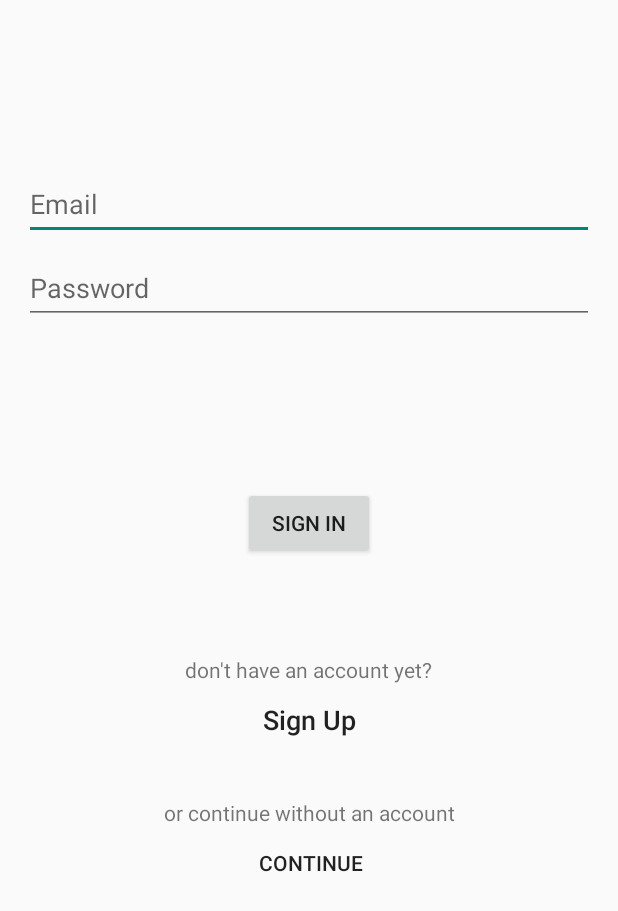
After one commit to yarrou/ControllerForTelegramBot, an Android app: the LoginActivity screen opened directly, with no data from a screen before it, on a phone screen of 412 x 824 dp. The commit adds this screen. Shown: the top 911 px of the screen. Run offline under Robolectric (Android 15) with nearby library versions, the phone set to English and light mode, and no system bars.

Commit message:
added a new LoginActivity activity and a layout to it, redesigned the behavior of the application taking into account the implementation of authorization on the server

```diff
--- a/app/src/main/AndroidManifest.xml
+++ b/app/src/main/AndroidManifest.xml
@@ -16,6 +16,9 @@
         android:testOnly="false"
         android:theme="@style/Theme.ControllerForTelegramBot"
         android:usesCleartextTraffic="true">
+        <activity
+            android:name=".ui.login.LoginActivity"
+            android:exported="true" />
         <activity
             android:name=".Splash_activity"
             android:exported="true"
--- a/app/src/main/java/site/alexkononsol/controllerfortelegrambot/MainActivity.java
+++ b/app/src/main/java/site/alexkononsol/controllerfortelegrambot/MainActivity.java
@@ -14,7 +14,6 @@ import androidx.core.view.MenuItemCompat;
 
 import site.alexkononsol.controllerfortelegrambot.ui.settings.SettingActivity;
 import site.alexkononsol.controllerfortelegrambot.utils.SettingsManager;
-import site.alexkononsol.controllerfortelegrambot.utils.SharedPreferenceAssistant;
 
 public class MainActivity extends AppCompatActivity {
 
--- a/app/src/main/java/site/alexkononsol/controllerfortelegrambot/SearchActivity.java
+++ b/app/src/main/java/site/alexkononsol/controllerfortelegrambot/SearchActivity.java
@@ -14,7 +14,6 @@ import android.view.MenuItem;
 import android.view.View;
 import android.widget.AdapterView;
 import android.widget.ArrayAdapter;
-import android.widget.Button;
 import android.widget.ImageButton;
 import android.widget.ListView;
 import android.widget.TextView;
@@ -27,7 +26,6 @@ import java.util.List;
 import java.util.stream.Collectors;
 
 import site.alexkononsol.controllerfortelegrambot.connectionsUtils.ContentUrlProvider;
-import site.alexkononsol.controllerfortelegrambot.connectionsUtils.RequestEncoder;
 import site.alexkononsol.controllerfortelegrambot.entity.City;
 import site.alexkononsol.controllerfortelegrambot.ui.settings.SettingActivity;
 
--- /dev/null
+++ b/app/src/main/java/site/alexkononsol/controllerfortelegrambot/ui/login/LoginActivity.java
@@ -0,0 +1,68 @@
+package site.alexkononsol.controllerfortelegrambot.ui.login;
+
+import androidx.appcompat.app.AppCompatActivity;
+
+import android.content.Intent;
+import android.os.Bundle;
+import android.os.Handler;
+import android.os.Looper;
+import android.view.View;
+import android.widget.TextView;
+import android.widget.Toast;
+
+import java.util.concurrent.ExecutorService;
+import java.util.concurrent.Executors;
+
+import site.alexkononsol.controllerfortelegrambot.MainActivity;
+import site.alexkononsol.controllerfortelegrambot.R;
+import site.alexkononsol.controllerfortelegrambot.connectionsUtils.LoginConnector;
+import site.alexkononsol.controllerfortelegrambot.entity.result.LoginResult;
+import site.alexkononsol.controllerfortelegrambot.utils.SettingsManager;
+
+public class LoginActivity extends AppCompatActivity {
+
+    private TextView textViewLogin;
+    private TextView textViewPassword;
+
+    @Override
+    protected void onCreate(Bundle savedInstanceState) {
+        super.onCreate(savedInstanceState);
+        setContentView(R.layout.activity_login);
+    }
+
+    @Override
+    protected void onResume(){
+        super.onResume();
+        textViewLogin = (TextView) findViewById(R.id.username);
+        textViewPassword = (TextView) findViewById(R.id.password);
+
+    }
+
+    public void onLogin(View view){
+        ExecutorService executor = Executors.newSingleThreadExecutor();
+        Handler handler = new Handler(Looper.getMainLooper());
+
+        executor.execute(() -> {
+            //Background work here
+            String userName = textViewLogin.getText().toString();
+            String hostPath = SettingsManager.getSettings().getHostName();
+            LoginResult result = LoginConnector.loginRequest(userName,textViewPassword.getText().toString(),hostPath);
+
+            handler.post(() -> {
+                //UI Thread work here
+                String output = null;
+                if(result.getStatus()<200){
+                    SettingsManager.getSettings().setUserName(userName);
+                    SettingsManager.getSettings().setAuthToken(result.getMessage());
+                    Intent intent = new Intent(LoginActivity.this, MainActivity.class);
+                    startActivity(intent);
+                }else Toast.makeText(getBaseContext(), result.getMessage(),
+                        Toast.LENGTH_SHORT).show();
+            });
+        });
+    }
+    public void onContinue(View view){
+        Intent intent = new Intent(this,MainActivity.class);
+        startActivity(intent);
+    }
+}
--- /dev/null
+++ b/app/src/main/res/layout/activity_login.xml
@@ -0,0 +1,126 @@
+<?xml version="1.0" encoding="utf-8"?>
+<androidx.constraintlayout.widget.ConstraintLayout xmlns:android="http://schemas.android.com/apk/res/android"
+    xmlns:app="http://schemas.android.com/apk/res-auto"
+    xmlns:tools="http://schemas.android.com/tools"
+    android:id="@+id/container"
+    android:layout_width="match_parent"
+    android:layout_height="match_parent"
+    android:paddingLeft="@dimen/activity_horizontal_margin"
+    android:paddingTop="@dimen/activity_vertical_margin"
+    android:paddingRight="@dimen/activity_horizontal_margin"
+    android:paddingBottom="@dimen/activity_vertical_margin"
+    tools:context=".ui.login.LoginActivity">
+
+    <EditText
+        android:id="@+id/username"
+        android:layout_width="0dp"
+        android:layout_height="wrap_content"
+        android:layout_marginTop="96dp"
+        android:hint="@string/prompt_email"
+        android:inputType="textEmailAddress"
+        android:minHeight="48dp"
+        android:selectAllOnFocus="true"
+        app:layout_constraintEnd_toEndOf="parent"
+        app:layout_constraintStart_toStartOf="parent"
+        app:layout_constraintTop_toTopOf="parent" />
+
+    <EditText
+        android:id="@+id/password"
+        android:layout_width="0dp"
+        android:layout_height="wrap_content"
+        android:layout_marginTop="8dp"
+        android:hint="@string/prompt_password"
+        android:imeActionLabel="@string/action_sign_in_short"
+        android:imeOptions="actionDone"
+        android:inputType="textPassword"
+        android:minHeight="48dp"
+        android:selectAllOnFocus="true"
+        app:layout_constraintEnd_toEndOf="parent"
+        app:layout_constraintStart_toStartOf="parent"
+        app:layout_constraintTop_toBottomOf="@+id/username" />
+
+    <Button
+        android:id="@+id/login"
+        android:layout_width="wrap_content"
+        android:layout_height="wrap_content"
+        android:layout_gravity="start"
+        android:layout_marginTop="16dp"
+        android:layout_marginBottom="64dp"
+
+        android:onClick="onLogin"
+        android:text="@string/action_sign_in"
+        app:layout_constraintBottom_toBottomOf="parent"
+        app:layout_constraintEnd_toEndOf="parent"
+        app:layout_constraintStart_toStartOf="parent"
+        app:layout_constraintTop_toBottomOf="@+id/password"
+        app:layout_constraintVertical_bias="0.2" />
+
+    <ProgressBar
+        android:id="@+id/loading"
+        android:layout_width="wrap_content"
+        android:layout_height="wrap_content"
+        android:layout_gravity="center"
+        android:layout_marginTop="64dp"
+        android:layout_marginBottom="64dp"
+        android:visibility="gone"
+        app:layout_constraintBottom_toBottomOf="parent"
+        app:layout_constraintEnd_toEndOf="@+id/password"
+        app:layout_constraintStart_toStartOf="@+id/password"
+        app:layout_constraintTop_toTopOf="parent"
+        app:layout_constraintVertical_bias="0.3" />
+
+    <LinearLayout
+        android:id="@+id/linearLayout"
+        android:layout_width="365dp"
+        android:layout_height="wrap_content"
+        android:layout_marginTop="64dp"
+        android:orientation="vertical"
+        app:layout_constraintEnd_toEndOf="parent"
+        app:layout_constraintStart_toStartOf="parent"
+        app:layout_constraintTop_toBottomOf="@+id/login">
+
+        <TextView
+            android:id="@+id/textView"
+            android:layout_width="wrap_content"
+            android:layout_height="wrap_content"
+            android:layout_gravity="center_horizontal"
+            android:text="@string/registration_offer" />
+
+        <Button
+            android:id="@+id/button_registration"
+            android:layout_width="wrap_content"
+            android:layout_height="wrap_content"
+            android:layout_gravity="center_horizontal"
+            android:background="@android:color/transparent"
+            android:text="@string/sign_up_button_text"
+            android:textAllCaps="false"
+            android:textSize="18sp" />
+    </LinearLayout>
+
+    <LinearLayout
+        android:layout_width="381dp"
+        android:layout_height="wrap_content"
+        android:layout_marginTop="28dp"
+        android:orientation="vertical"
+        app:layout_constraintEnd_toEndOf="parent"
+        app:layout_constraintStart_toStartOf="parent"
+        app:layout_constraintTop_toBottomOf="@+id/linearLayout">
+
+        <TextView
+            android:id="@+id/textView3"
+            android:layout_width="wrap_content"
+            android:layout_height="wrap_content"
+            android:layout_gravity="center_horizontal"
+            android:text="@string/continue_offer" />
+
+        <Button
+            android:id="@+id/continue_button"
+            android:layout_width="wrap_content"
+            android:layout_height="wrap_content"
+            android:background="@android:color/transparent"
+            android:layout_gravity="center_horizontal"
+            android:onClick="onContinue"
+            android:text="@string/continue_button_text"/>
+    </LinearLayout>
+
+</androidx.constraintlayout.widget.ConstraintLayout>
```
Also changed, not shown: app/src/main/java/site/alexkononsol/controllerfortelegrambot/Splash_activity.java (+4 -4 lines), app/src/main/java/site/alexkononsol/controllerfortelegrambot/ui/settings/SettingActivity.java (+71 -1 lines), app/src/main/res/layout/activity_setting.xml (+22 -2 lines).
